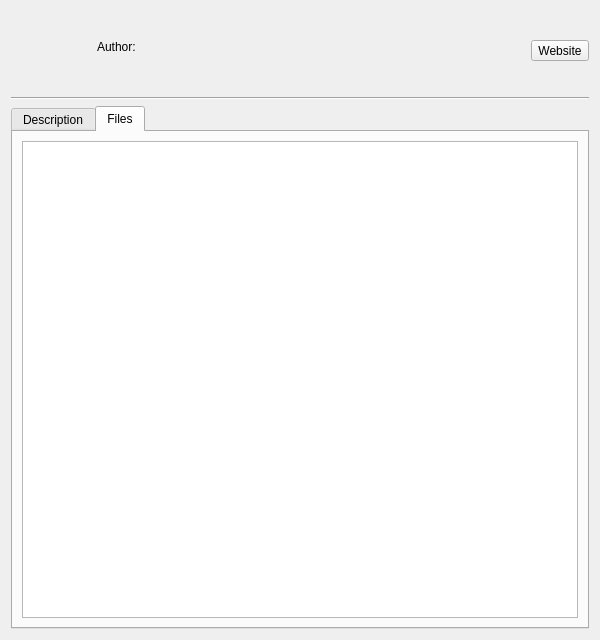
Qt form src/ui/modrinth/modrinthmoddialog.ui (kaniol-lck/modmanager) before a commit.
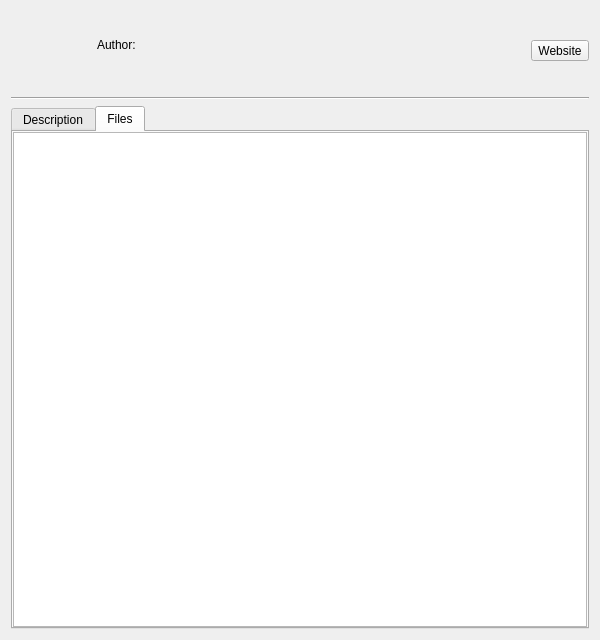
The same form after that commit. The open tabs and pages were chosen to show the change. Icons and pictures are not drawn.

Diff of the .ui file:
```diff
--- a/src/ui/modrinth/modrinthmoddialog.ui
+++ b/src/ui/modrinth/modrinthmoddialog.ui
@@ -14,7 +14,7 @@
    <string>Dialog</string>
   </property>
   <layout class="QGridLayout" name="gridLayout">
-   <item row="0" column="0" rowspan="3">
+   <item row="0" column="0">
     <widget class="QLabel" name="modIcon">
      <property name="sizePolicy">
       <sizepolicy hsizetype="Fixed" vsizetype="Fixed">
@@ -43,6 +43,11 @@
     </widget>
    </item>
    <item row="0" column="1">
+    <layout class="QVBoxLayout" name="verticalLayout">
+     <property name="spacing">
+      <number>2</number>
+     </property>
+     <item>
     <widget class="QLabel" name="modName">
      <property name="sizePolicy">
       <sizepolicy hsizetype="Minimum" vsizetype="Minimum">
@@ -65,7 +70,7 @@
      </property>
     </widget>
    </item>
-   <item row="1" column="1">
+     <item>
     <layout class="QFormLayout" name="formLayout">
      <item row="0" column="0">
       <widget class="QLabel" name="author_label">
@@ -98,23 +103,78 @@
      </item>
     </layout>
    </item>
-   <item row="3" column="0" colspan="3">
+     <item>
+      <widget class="QLabel" name="modSummary">
+       <property name="sizePolicy">
+        <sizepolicy hsizetype="Preferred" vsizetype="Preferred">
+         <horstretch>0</horstretch>
+         <verstretch>0</verstretch>
+        </sizepolicy>
+       </property>
+       <property name="font">
+        <font>
+         <italic>false</italic>
+        </font>
+       </property>
+       <property name="toolTip">
+        <string notr="true"/>
+       </property>
+       <property name="text">
+        <string/>
+       </property>
+       <property name="wordWrap">
+        <bool>true</bool>
+       </property>
+      </widget>
+     </item>
+    </layout>
+   </item>
+   <item row="0" column="2">
+    <widget class="QToolButton" name="websiteButton">
+     <property name="enabled">
+      <bool>true</bool>
+     </property>
+     <property name="text">
+      <string>Website</string>
+     </property>
+     <property name="icon">
+      <iconset resource="../../images/image.qrc">
+       <normaloff>:/image/modrinth.svg</normaloff>:/image/modrinth.svg</iconset>
+     </property>
+     <property name="toolButtonStyle">
+      <enum>Qt::ToolButtonTextUnderIcon</enum>
+     </property>
+    </widget>
+   </item>
+   <item row="1" column="0" colspan="3">
     <widget class="Line" name="line">
      <property name="orientation">
       <enum>Qt::Horizontal</enum>
      </property>
     </widget>
    </item>
-   <item row="4" column="0" colspan="3">
+   <item row="2" column="0" colspan="3">
     <widget class="QTabWidget" name="tabWidget">
      <property name="currentIndex">
-      <number>0</number>
+      <number>1</number>
      </property>
      <widget class="QWidget" name="descriptionTab">
       <attribute name="title">
        <string>Description</string>
       </attribute>
       <layout class="QGridLayout" name="gridLayout_2">
+       <property name="leftMargin">
+        <number>0</number>
+       </property>
+       <property name="topMargin">
+        <number>0</number>
+       </property>
+       <property name="rightMargin">
+        <number>0</number>
+       </property>
+       <property name="bottomMargin">
+        <number>0</number>
+       </property>
        <item row="0" column="0">
         <widget class="QTextBrowser" name="modDescription">
          <property name="frameShape">
@@ -129,6 +189,18 @@
        <string>Files</string>
       </attribute>
       <layout class="QGridLayout" name="gridLayout_3">
+       <property name="leftMargin">
+        <number>0</number>
+       </property>
+       <property name="topMargin">
+        <number>0</number>
+       </property>
+       <property name="rightMargin">
+        <number>0</number>
+       </property>
+       <property name="bottomMargin">
+        <number>0</number>
+       </property>
        <item row="0" column="0">
         <widget class="QListWidget" name="fileListWidget">
          <property name="verticalScrollMode">
@@ -140,47 +212,6 @@
      </widget>
     </widget>
    </item>
-   <item row="2" column="1">
-    <widget class="QLabel" name="modSummary">
-     <property name="sizePolicy">
-      <sizepolicy hsizetype="Preferred" vsizetype="Preferred">
-       <horstretch>0</horstretch>
-       <verstretch>0</verstretch>
-      </sizepolicy>
-     </property>
-     <property name="font">
-      <font>
-       <italic>false</italic>
-      </font>
-     </property>
-     <property name="toolTip">
-      <string notr="true"/>
-     </property>
-     <property name="text">
-      <string/>
-     </property>
-     <property name="wordWrap">
-      <bool>true</bool>
-     </property>
-    </widget>
-   </item>
-   <item row="0" column="2" rowspan="3">
-    <widget class="QToolButton" name="websiteButton">
-     <property name="enabled">
-      <bool>true</bool>
-     </property>
-     <property name="text">
-      <string>Website</string>
-     </property>
-     <property name="icon">
-      <iconset resource="../../images/image.qrc">
-       <normaloff>:/image/modrinth.svg</normaloff>:/image/modrinth.svg</iconset>
-     </property>
-     <property name="toolButtonStyle">
-      <enum>Qt::ToolButtonTextUnderIcon</enum>
-     </property>
-    </widget>
-   </item>
   </layout>
  </widget>
  <resources>
```
Lines whose indentation alone changed are shown as unchanged.
